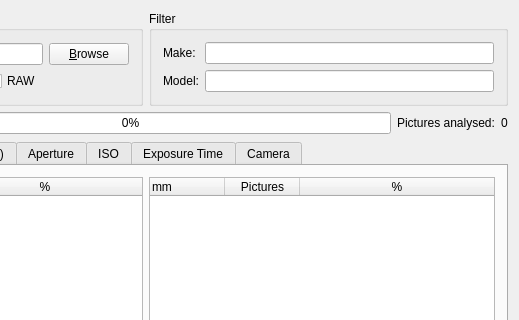
Old version of the form ui/mainwindow.ui in the repository danij/ExifStats; both pictures show x 227 to 746 and y 0 to 320 of the 746 by 476 pixel window.
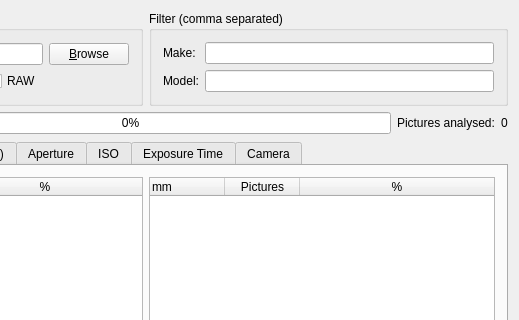
New version of the form. Icons and pictures are not drawn.

Commit message: Modified: Made the filter GUI more helpful

```diff
--- a/ui/mainwindow.ui
+++ b/ui/mainwindow.ui
@@ -125,7 +125,7 @@
         <item>
          <widget class="QGroupBox" name="groupBox_2">
           <property name="title">
-           <string>Filter</string>
+           <string>Filter (comma separated)</string>
           </property>
           <layout class="QGridLayout" name="gridLayout_9">
            <item row="0" column="0">
```
